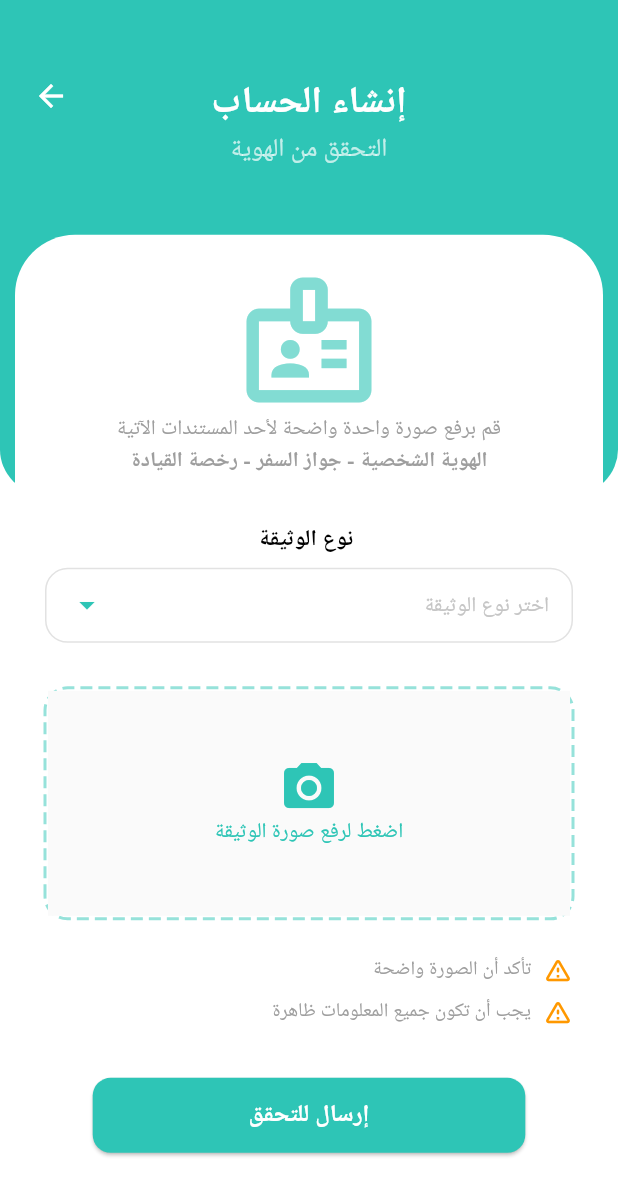
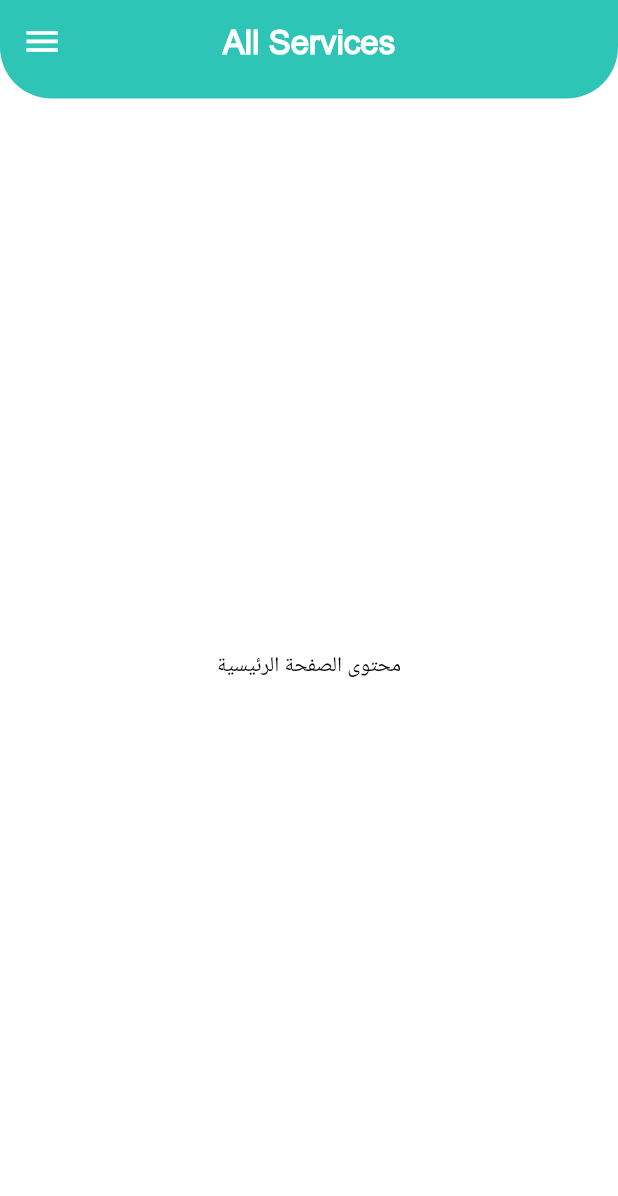
Before and after one commit to HadelBrmo/In-Time-Project, a Flutter app: the SignUpPage3 screen opened by its route, after a tap on "إرسال للتحقق", on a phone screen of 412 x 824 dp. Shown: the top 1196 px of the screen. Run offline on Flutter 3.47's test engine with Material 3 defaults, Android fonts, the phone set to English and light mode, and no system bars; drawn by our look-alikes of dotted_border; our stand-ins replace bloc, equatable, flutter_bloc, flutter_screenutil, google_maps_flutter, image_picker and 1 more; missing offline and left inert: flutter_intl_phone_field.

Commit message:
feat: implement custom navigation drawer with stylized header and user profile

```diff
--- a/lib/core/constants/app_routes.dart
+++ b/lib/core/constants/app_routes.dart
@@ -1,5 +1,6 @@
 import 'package:flutter/material.dart';
 import 'package:in_time/features/auth/presentation/pages/sign%20up/sign%20up_page_03.dart';
+import 'package:in_time/features/home/presentation/pages/home_screen.dart';
 import '../../features/auth/presentation/pages/login/login_page.dart';
 import '../../features/auth/presentation/pages/sign up/sign up_page_01.dart';
 import '../../features/auth/presentation/pages/sign up/sign up_page_02.dart';
@@ -17,6 +18,7 @@ class AppRoutes {
   static const String signUpPage2 = '/signUpPage2';
   static const String signUpPage3 = '/signUpPage3';
   static const String chatListScreen = '/chatListScreen';
+  static const String homeScreen = '/homeScreen';
 
   static Route<dynamic> generateRoute(RouteSettings settings) {
     switch (settings.name) {
@@ -46,6 +48,10 @@ class AppRoutes {
 
       case chatListScreen:
         return MaterialPageRoute(builder: (_) =>  ChatListScreen(), settings: settings);
+
+      case homeScreen:
+        return MaterialPageRoute(builder: (_) =>  HomeScreen(), settings: settings);
+
       default:
         return MaterialPageRoute(
           builder: (_) => const Scaffold(
--- a/lib/core/widgets/customAppBar.dart
+++ b/lib/core/widgets/customAppBar.dart
@@ -32,6 +32,7 @@ class CustomAppBar extends StatelessWidget implements PreferredSizeWidget {
         centerTitle: true,
         backgroundColor: Colors.transparent,
         elevation: 0,
+        iconTheme: IconThemeData(color: Colors.white, size: 24.sp),
         leading: leading,
         actions: actions,
       ),
--- a/lib/features/auth/presentation/pages/sign up/sign up_page_03.dart
+++ b/lib/features/auth/presentation/pages/sign up/sign up_page_03.dart
@@ -136,7 +136,7 @@ class _SignUpPage3State extends State<SignUpPage3> {
                         text: "إرسال للتحقق",
                         width: media.width * 0.7,
                         onPressed: () {
-
+                        Navigator.pushNamed(context, "/homeScreen");
                         },
                       ),
                     ],
--- a/lib/features/home/presentation/pages/guest_browse_page.dart
+++ /dev/null
@@ -1 +0,0 @@
-class GuestBrowsePage {}
--- a/lib/features/home/presentation/pages/home_page.dart
+++ /dev/null
@@ -1 +0,0 @@
-class HomePage {}
--- /dev/null
+++ b/lib/features/home/presentation/pages/home_screen.dart
@@ -0,0 +1,26 @@
+import 'package:flutter/cupertino.dart';
+import 'package:flutter/material.dart';
+import 'package:in_time/core/constants/app_colors.dart';
+import 'package:in_time/core/widgets/customAppBar.dart';
+
+import '../../../../core/widgets/customDrawer.dart';
+
+class HomeScreen extends StatelessWidget {
+  const HomeScreen({super.key});
+
+  @override
+  Widget build(BuildContext context) {
+    return Scaffold(
+      backgroundColor: Theme.of(context).colorScheme.background,
+      appBar: CustomAppBar(title: Text("All Services",
+        style: TextStyle(
+          fontFamily: 'Arial',
+          fontSize: 22,
+          color: AppColors.whiteColor
+        )
+      )),
+      drawer: const CustomDrawer(),
+      body: Center(child: Text("محتوى الصفحة الرئيسية")),
+    ) ;
+  }
+}
--- a/lib/features/home/presentation/pages/search_page.dart
+++ /dev/null
@@ -1 +0,0 @@
-class SearchPage {}
--- a/lib/features/home/presentation/widgets/filter_bottom_sheet.dart
+++ /dev/null
@@ -1 +0,0 @@
-class FilterBottomSheet {}
--- a/lib/features/home/presentation/widgets/service_card.dart
+++ /dev/null
@@ -1 +0,0 @@
-class ServiceCard {}
```
Also changed, not shown: lib/core/widgets/customDrawer.dart (added, +77 -0 lines), lib/features/home/presentation/widgets/drawItem.dart (added, +22 -0 lines), assets/images/myPhoto.jpg (added).
